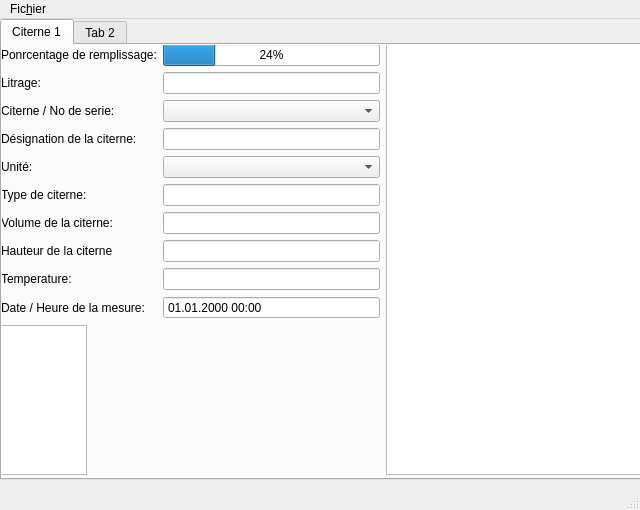
Qt form gui/main.ui (alcatrazproduction/gok) before a commit.
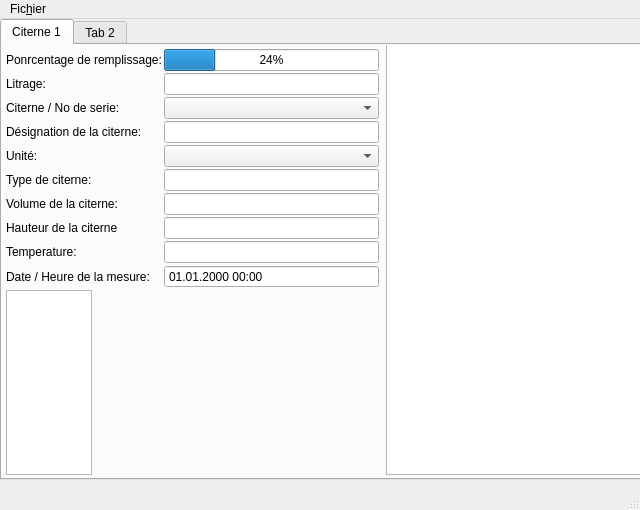
The same form after that commit.

Diff of the .ui file:
```diff
--- a/gui/main.ui
+++ b/gui/main.ui
@@ -52,11 +52,26 @@
        </rect>
       </property>
       <layout class="QHBoxLayout" name="horizontalLayout">
+       <property name="spacing">
+        <number>2</number>
+       </property>
        <property name="sizeConstraint">
         <enum>QLayout::SetMaximumSize</enum>
        </property>
        <item>
         <layout class="QFormLayout" name="formLayout">
+         <property name="fieldGrowthPolicy">
+          <enum>QFormLayout::AllNonFixedFieldsGrow</enum>
+         </property>
+         <property name="leftMargin">
+          <number>5</number>
+         </property>
+         <property name="topMargin">
+          <number>5</number>
+         </property>
+         <property name="rightMargin">
+          <number>5</number>
+         </property>
          <item row="0" column="0">
           <widget class="QLabel" name="label">
            <property name="text">
```
Left out of the diff: 41 changed lines with no effect on the pictures.
